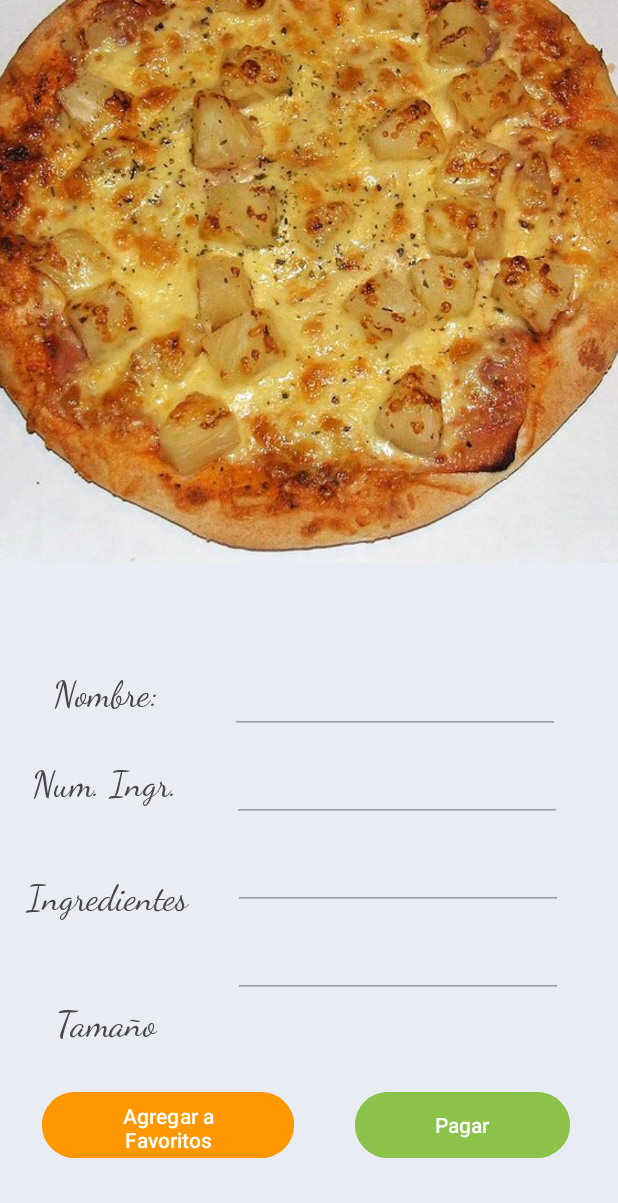
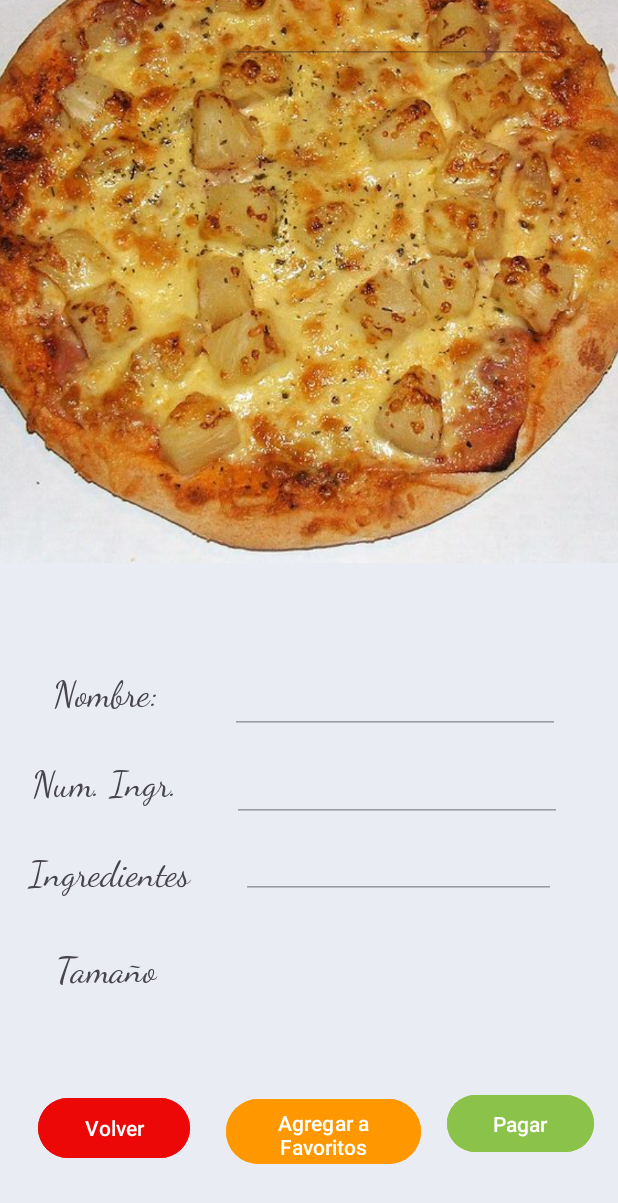
Before and after one commit to JuanCarlos11902/Pizzeria, an Android app: the DetellePizza screen opened directly, with no data from a screen before it, on a phone screen of 412 x 824 dp. Shown: the top 1203 px of the screen. Run offline under Robolectric (Android 15) with nearby library versions, the phone set to English and light mode, and no system bars; 5 statements that could not run were skipped.

```diff
--- a/app/src/main/AndroidManifest.xml
+++ b/app/src/main/AndroidManifest.xml
@@ -12,9 +12,6 @@
         android:supportsRtl="true"
         android:theme="@style/Theme.Pizzeria"
         tools:targetApi="31">
-        <activity
-            android:name=".ActivityPersonalizar"
-            android:exported="false" />
         <activity
             android:name=".DetellePizza"
             android:exported="false" />
@@ -34,5 +31,7 @@
             </intent-filter>
         </activity>
     </application>
+    <uses-permission android:name="android.permission.INTERNET" />
+
 
 </manifest>
--- a/app/src/main/java/com/example/pizzeria/ActivityCarta.java
+++ b/app/src/main/java/com/example/pizzeria/ActivityCarta.java
@@ -73,6 +73,10 @@ public class ActivityCarta extends AppCompatActivity{
         getSupportFragmentManager().beginTransaction().replace(R.id.contenedor, new RecyclerFragment(listaPizzasReciclar)).commit();
     }
 
+    public void volverAtras(View view){
+        finish();
+    }
+
 
 
 }
--- a/app/src/main/java/com/example/pizzeria/DetellePizza.java
+++ b/app/src/main/java/com/example/pizzeria/DetellePizza.java
@@ -87,4 +87,8 @@ public class DetellePizza extends AppCompatActivity {
         }
     }
 
+    public void volverAtras(View view){
+        finish();
+    }
+
 }
--- a/app/src/main/java/com/example/pizzeria/PizzaAdapter.java
+++ b/app/src/main/java/com/example/pizzeria/PizzaAdapter.java
@@ -10,6 +10,7 @@ import androidx.annotation.NonNull;
 import androidx.recyclerview.widget.RecyclerView;
 
 import java.util.ArrayList;
+import java.util.Arrays;
 
 public class PizzaAdapter extends RecyclerView.Adapter<PizzaAdapter.PizzaViewHolder> {
 
@@ -33,7 +34,7 @@ public class PizzaAdapter extends RecyclerView.Adapter<PizzaAdapter.PizzaViewHol
         Pizza pizza = pizzaList.get(position);
         holder.txtNombre.setText(pizza.getNombre());
         holder.txtNumeroIngredientes.setText(pizza.getNumeroIngredientes() + "");
-        holder.txtIngredientes.setText(pizza.getIngredientes().toString());
+        holder.txtIngredientes.setText(Arrays.deepToString(pizza.getIngredientes()));
         holder.txtTamaño.setText(pizza.getTamano().toString());
         holder.txtPrecio.setText(pizza.getPrecio() + "");
 
@@ -86,5 +87,7 @@ public class PizzaAdapter extends RecyclerView.Adapter<PizzaAdapter.PizzaViewHol
             return cadena;
         }
 
+
+
     }
 }
--- a/app/src/main/res/layout/activity_detelle_pizza.xml
+++ b/app/src/main/res/layout/activity_detelle_pizza.xml
@@ -12,28 +12,28 @@
         android:id="@+id/textView6"
         android:layout_width="114dp"
         android:layout_height="40dp"
-        android:layout_marginBottom="116dp"
+        android:layout_marginBottom="152dp"
         android:fontFamily="cursive"
         android:gravity="center_horizontal"
         android:text="Tamaño"
         android:textSize="24sp"
         app:layout_constraintBottom_toBottomOf="parent"
         app:layout_constraintEnd_toStartOf="@+id/editTextTextMultiLine4"
-        app:layout_constraintHorizontal_bias="0.326"
+        app:layout_constraintHorizontal_bias="0.34"
         app:layout_constraintStart_toStartOf="parent" />
 
     <TextView
         android:id="@+id/textView5"
         android:layout_width="114dp"
         android:layout_height="40dp"
-        android:layout_marginBottom="200dp"
+        android:layout_marginBottom="216dp"
         android:fontFamily="cursive"
         android:gravity="center_horizontal"
         android:text="Ingredientes"
         android:textSize="24sp"
         app:layout_constraintBottom_toBottomOf="parent"
         app:layout_constraintEnd_toStartOf="@+id/editTextTextMultiLine3"
-        app:layout_constraintHorizontal_bias="0.347"
+        app:layout_constraintHorizontal_bias="0.34"
         app:layout_constraintStart_toStartOf="parent" />
 
     <TextView
@@ -95,8 +95,8 @@
 
     <EditText
         android:id="@+id/editTextTextMultiLine3"
-        android:layout_width="wrap_content"
-        android:layout_height="wrap_content"
+        android:layout_width="210dp"
+        android:layout_height="35dp"
         android:layout_marginTop="16dp"
         android:ems="10"
         android:enabled="false"
@@ -104,8 +104,9 @@
         android:foregroundTint="#000000"
         android:gravity="start|top"
         android:inputType="textMultiLine"
+        android:textSize="14sp"
         app:layout_constraintEnd_toEndOf="parent"
-        app:layout_constraintHorizontal_bias="0.81"
+        app:layout_constraintHorizontal_bias="0.797"
         app:layout_constraintStart_toStartOf="parent"
         app:layout_constraintTop_toBottomOf="@+id/editTextTextMultiLine2" />
 
@@ -113,7 +114,6 @@
         android:id="@+id/editTextTextMultiLine4"
         android:layout_width="wrap_content"
         android:layout_height="wrap_content"
-        android:layout_marginTop="16dp"
         android:ems="10"
         android:enabled="false"
         android:fontFamily="cursive"
@@ -121,21 +121,21 @@
         android:gravity="start|top"
         android:inputType="textMultiLine"
         app:layout_constraintEnd_toEndOf="parent"
-        app:layout_constraintHorizontal_bias="0.81"
+        app:layout_constraintHorizontal_bias="0.797"
         app:layout_constraintStart_toStartOf="parent"
-        app:layout_constraintTop_toBottomOf="@+id/editTextTextMultiLine3" />
+        tools:layout_editor_absoluteY="536dp" />
 
     <Button
         android:id="@+id/button2"
-        android:layout_width="143dp"
-        android:layout_height="52dp"
-        android:layout_marginBottom="48dp"
+        android:layout_width="98dp"
+        android:layout_height="46dp"
+        android:layout_marginBottom="52dp"
         android:backgroundTint="#8BC34A"
         android:onClick="ventanaConfirmacion"
         android:text="Pagar"
         app:layout_constraintBottom_toBottomOf="parent"
         app:layout_constraintEnd_toEndOf="parent"
-        app:layout_constraintHorizontal_bias="0.881"
+        app:layout_constraintHorizontal_bias="0.948"
         app:layout_constraintStart_toStartOf="parent" />
 
     <TextView
@@ -154,15 +154,28 @@
 
     <Button
         android:id="@+id/button4"
-        android:layout_width="168dp"
-        android:layout_height="52dp"
-        android:layout_marginBottom="48dp"
+        android:layout_width="130dp"
+        android:layout_height="51dp"
+        android:layout_marginBottom="44dp"
         android:backgroundTint="#FF9800"
         android:onClick="agregarPizza"
         android:text="Agregar a Favoritos"
         app:layout_constraintBottom_toBottomOf="parent"
         app:layout_constraintEnd_toStartOf="@+id/button2"
-        app:layout_constraintHorizontal_bias="0.405"
+        app:layout_constraintHorizontal_bias="0.898"
+        app:layout_constraintStart_toStartOf="parent" />
+
+    <Button
+        android:id="@+id/button9"
+        android:layout_width="101dp"
+        android:layout_height="48dp"
+        android:layout_marginBottom="48dp"
+        android:backgroundTint="#ED0808"
+        android:onClick="volverAtras"
+        android:text="Volver"
+        app:layout_constraintBottom_toBottomOf="parent"
+        app:layout_constraintEnd_toStartOf="@+id/button4"
+        app:layout_constraintHorizontal_bias="0.517"
         app:layout_constraintStart_toStartOf="parent" />
 
 </androidx.constraintlayout.widget.ConstraintLayout>
--- a/app/src/main/res/layout/list_item_pizza.xml
+++ b/app/src/main/res/layout/list_item_pizza.xml
@@ -1,10 +1,11 @@
 <?xml version="1.0" encoding="utf-8"?>
-<LinearLayout
-    xmlns:android="http://schemas.android.com/apk/res/android"
+<LinearLayout xmlns:android="http://schemas.android.com/apk/res/android"
     xmlns:app="http://schemas.android.com/apk/res-auto"
     xmlns:tools="http://schemas.android.com/tools"
     android:layout_width="match_parent"
     android:layout_height="98dp"
+    android:background="#EAE9EE"
+    android:backgroundTint="#E6E8E8"
     android:orientation="horizontal">
 
     <ImageView
```
Also changed, not shown: app/src/main/java/com/example/pizzeria/ActivityMenu.java (+9 -0 lines), app/src/main/res/layout/activity_carta.xml (+25 -4 lines), app/src/main/res/layout/activity_menu.xml (+17 -2 lines).
